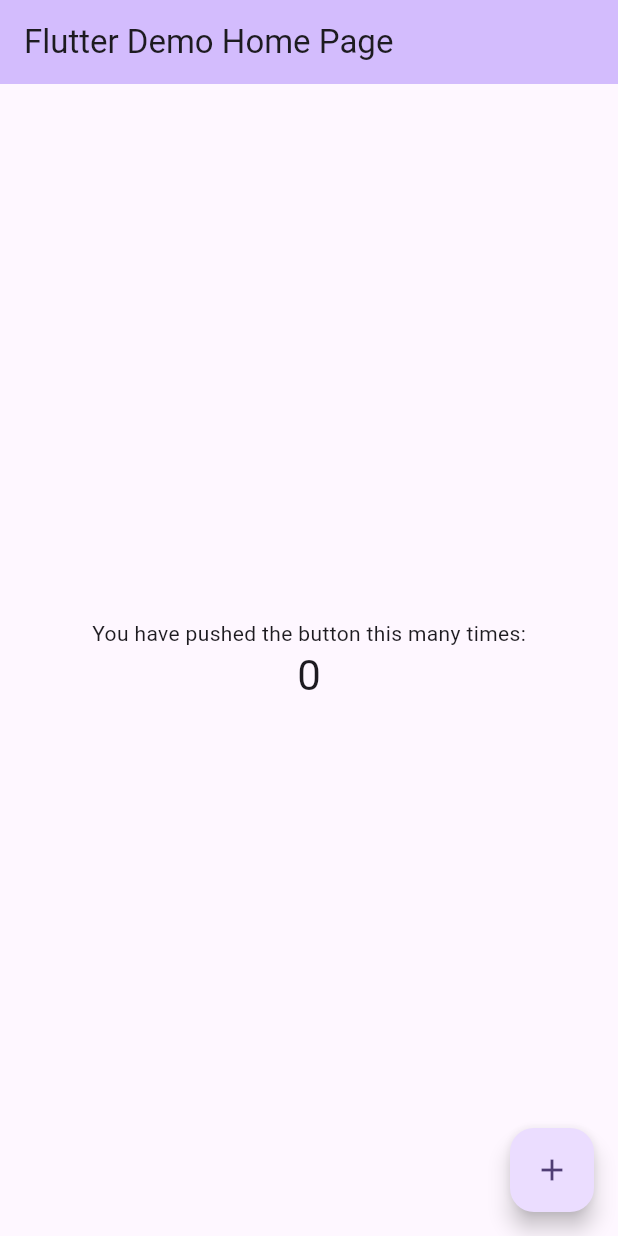
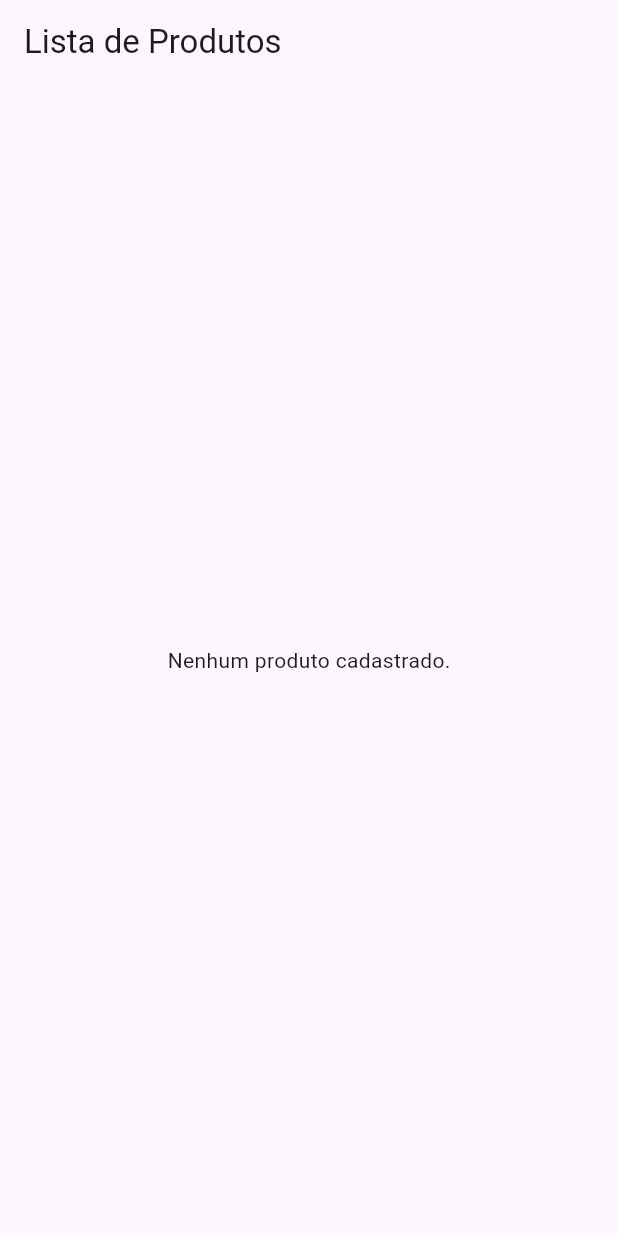
Before and after one commit to rodvpx/flutter_app_lista_produtos, a Flutter app: the screen it shows after launch, on a phone screen of 412 x 824 dp. Run offline on Flutter 3.47's test engine with Material 3 defaults, Android fonts, the phone set to English and light mode, and no system bars.

Commit message:
refactor(main.dart): altera título e estrutura da aplicação para 'Lista de Produtos'

```diff
--- a/lib/main.dart
+++ b/lib/main.dart
@@ -7,116 +7,26 @@ void main() {
 class MyApp extends StatelessWidget {
   const MyApp({super.key});
 
-  // This widget is the root of your application.
   @override
   Widget build(BuildContext context) {
     return MaterialApp(
-      title: 'Flutter Demo',
+      title: 'Lista de Produtos',
       theme: ThemeData(
-        // This is the theme of your application.
-        //
-        // TRY THIS: Try running your application with "flutter run". You'll see
-        // the application has a purple toolbar. Then, without quitting the app,
-        // try changing the seedColor in the colorScheme below to Colors.green
-        // and then invoke "hot reload" (save your changes or press the "hot
-        // reload" button in a Flutter-supported IDE, or press "r" if you used
-        // the command line to start the app).
-        //
-        // Notice that the counter didn't reset back to zero; the application
-        // state is not lost during the reload. To reset the state, use hot
-        // restart instead.
-        //
-        // This works for code too, not just values: Most code changes can be
-        // tested with just a hot reload.
-        colorScheme: .fromSeed(seedColor: Colors.deepPurple),
+        colorScheme: ColorScheme.fromSeed(seedColor: Colors.deepPurple),
       ),
-      home: const MyHomePage(title: 'Flutter Demo Home Page'),
+      home: const HomePage(),
     );
   }
 }
 
-class MyHomePage extends StatefulWidget {
-  const MyHomePage({super.key, required this.title});
-
-  // This widget is the home page of your application. It is stateful, meaning
-  // that it has a State object (defined below) that contains fields that affect
-  // how it looks.
-
-  // This class is the configuration for the state. It holds the values (in this
-  // case the title) provided by the parent (in this case the App widget) and
-  // used by the build method of the State. Fields in a Widget subclass are
-  // always marked "final".
-
-  final String title;
-
-  @override
-  State<MyHomePage> createState() => _MyHomePageState();
-}
-
-class _MyHomePageState extends State<MyHomePage> {
-  int _counter = 0;
-
-  void _incrementCounter() {
-    setState(() {
-      // This call to setState tells the Flutter framework that something has
-      // changed in this State, which causes it to rerun the build method below
-      // so that the display can reflect the updated values. If we changed
-      // _counter without calling setState(), then the build method would not be
-      // called again, and so nothing would appear to happen.
-      _counter++;
-    });
-  }
+class HomePage extends StatelessWidget {
+  const HomePage({super.key});
 
   @override
   Widget build(BuildContext context) {
-    // This method is rerun every time setState is called, for instance as done
-    // by the _incrementCounter method above.
-    //
-    // The Flutter framework has been optimized to make rerunning build methods
-    // fast, so that you can just rebuild anything that needs updating rather
-    // than having to individually change instances of widgets.
     return Scaffold(
-      appBar: AppBar(
-        // TRY THIS: Try changing the color here to a specific color (to
-        // Colors.amber, perhaps?) and trigger a hot reload to see the AppBar
-        // change color while the other colors stay the same.
-        backgroundColor: Theme.of(context).colorScheme.inversePrimary,
-        // Here we take the value from the MyHomePage object that was created by
-        // the App.build method, and use it to set our appbar title.
-        title: Text(widget.title),
-      ),
-      body: Center(
-        // Center is a layout widget. It takes a single child and positions it
-        // in the middle of the parent.
-        child: Column(
-          // Column is also a layout widget. It takes a list of children and
-          // arranges them vertically. By default, it sizes itself to fit its
-          // children horizontally, and tries to be as tall as its parent.
-          //
-          // Column has various properties to control how it sizes itself and
-          // how it positions its children. Here we use mainAxisAlignment to
-          // center the children vertically; the main axis here is the vertical
-          // axis because Columns are vertical (the cross axis would be
-          // horizontal).
-          //
-          // TRY THIS: Invoke "debug painting" (choose the "Toggle Debug Paint"
-          // action in the IDE, or press "p" in the console), to see the
-          // wireframe for each widget.
-          mainAxisAlignment: .center,
-          children: [
-            const Text('You have pushed the button this many times:'),
-            Text(
-              '$_counter',
-              style: Theme.of(context).textTheme.headlineMedium,
-            ),
-          ],
-        ),
-      ),
-      floatingActionButton: FloatingActionButton(
-        onPressed: _incrementCounter,
-        tooltip: 'Increment',
-        child: const Icon(Icons.add),
-      ),
+      appBar: AppBar(title: const Text('Lista de Produtos')),
+      body: const Center(child: Text('Nenhum produto cadastrado.')),
     );
   }
 }
```
Also changed, not shown: 1 other file.
